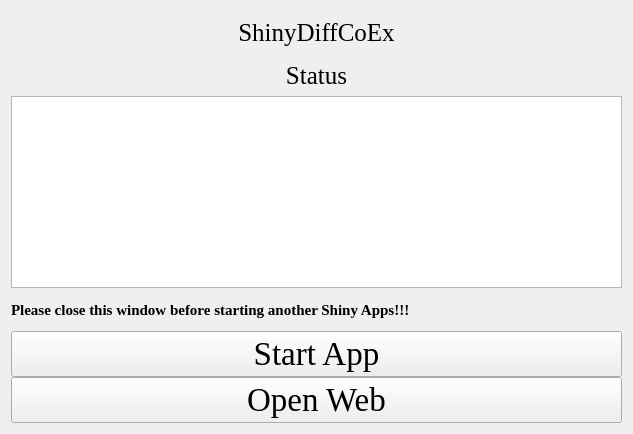
Before: the Qt Designer form ShinyDiffCoEx.ui in hzaurzli/MicroWorldOmics, drawn with Qt 5.
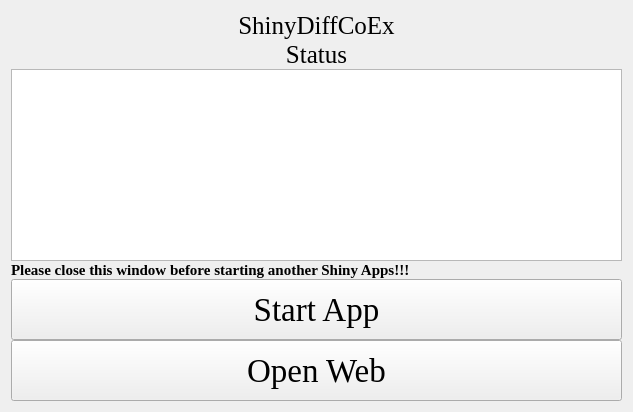
After: the same form once the commit is applied. Icons and pictures are not drawn.

Patch:
```diff
--- a/ShinyDiffCoEx.ui
+++ b/ShinyDiffCoEx.ui
@@ -7,7 +7,7 @@
     <x>0</x>
     <y>0</y>
     <width>633</width>
-    <height>434</height>
+    <height>412</height>
    </rect>
   </property>
   <property name="windowTitle">
@@ -27,6 +27,12 @@
      </property>
      <item row="0" column="0" colspan="3">
       <widget class="QLabel" name="label">
+       <property name="sizePolicy">
+        <sizepolicy hsizetype="Preferred" vsizetype="Fixed">
+         <horstretch>0</horstretch>
+         <verstretch>0</verstretch>
+        </sizepolicy>
+       </property>
        <property name="font">
         <font>
          <family>Times New Roman</family>
@@ -43,6 +49,12 @@
      </item>
      <item row="3" column="0" colspan="3">
       <widget class="QLabel" name="label_4">
+       <property name="sizePolicy">
+        <sizepolicy hsizetype="Preferred" vsizetype="Fixed">
+         <horstretch>0</horstretch>
+         <verstretch>0</verstretch>
+        </sizepolicy>
+       </property>
        <property name="font">
         <font>
          <family>Times New Roman</family>
@@ -66,6 +78,12 @@
      </item>
      <item row="7" column="0" colspan="3">
       <widget class="QLabel" name="label_3">
+       <property name="sizePolicy">
+        <sizepolicy hsizetype="Preferred" vsizetype="Fixed">
+         <horstretch>0</horstretch>
+         <verstretch>0</verstretch>
+        </sizepolicy>
+       </property>
        <property name="font">
         <font>
          <family>Times New Roman</family>
@@ -81,6 +99,12 @@
      </item>
      <item row="8" column="0" colspan="3">
       <widget class="QPushButton" name="pushButton">
+       <property name="sizePolicy">
+        <sizepolicy hsizetype="Preferred" vsizetype="Preferred">
+         <horstretch>0</horstretch>
+         <verstretch>0</verstretch>
+        </sizepolicy>
+       </property>
        <property name="font">
         <font>
          <family>Times New Roman</family>
@@ -94,6 +118,12 @@
      </item>
      <item row="9" column="0" colspan="3">
       <widget class="QPushButton" name="pushButton_2">
+       <property name="sizePolicy">
+        <sizepolicy hsizetype="Preferred" vsizetype="Preferred">
+         <horstretch>0</horstretch>
+         <verstretch>0</verstretch>
+        </sizepolicy>
+       </property>
        <property name="font">
         <font>
          <family>Times New Roman</family>
```
